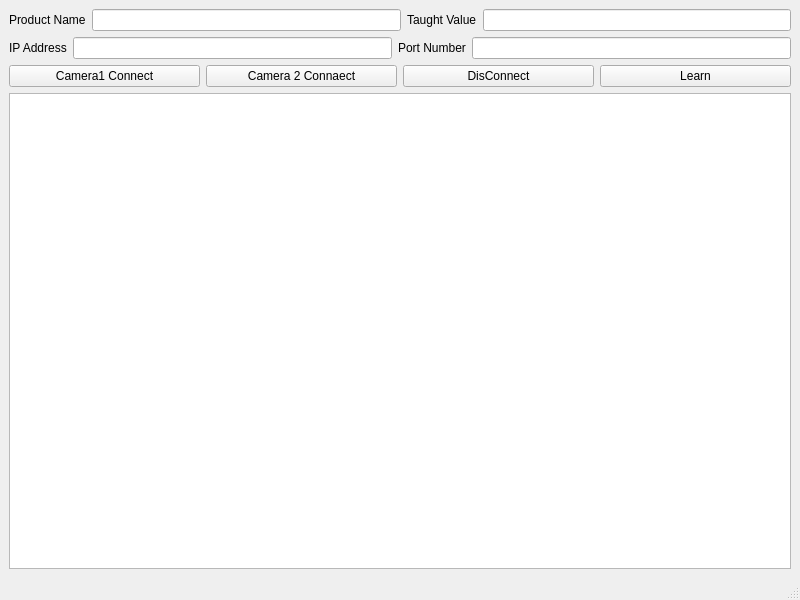
This is TcpCilent_Communication/mainwindow.ui in bhagyashribamane/Socket-Programming as Qt 5 draws it before an edit. The edited form follows.
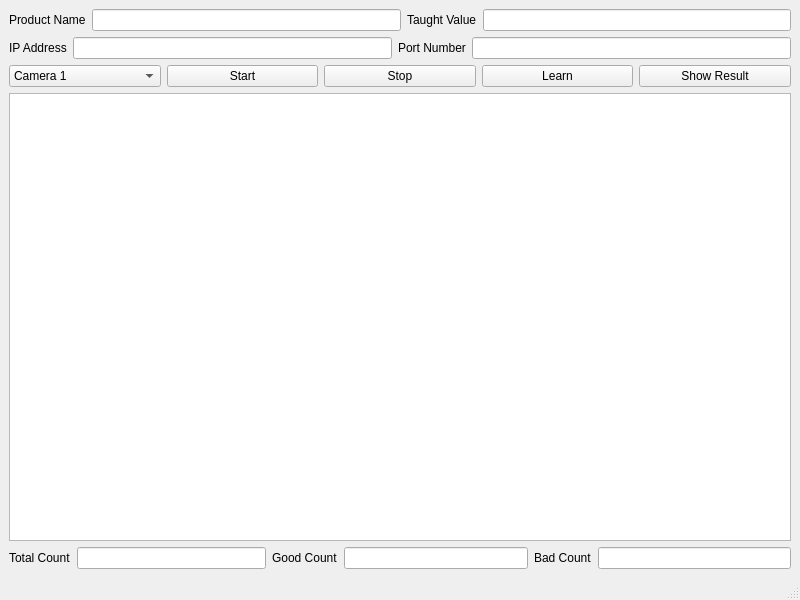
This is the edited form.

```diff
--- a/TcpCilent_Communication/mainwindow.ui
+++ b/TcpCilent_Communication/mainwindow.ui
@@ -14,10 +14,10 @@
    <string>MainWindow</string>
   </property>
   <widget class="QWidget" name="centralwidget">
-   <layout class="QVBoxLayout" name="verticalLayout_2">
+   <layout class="QHBoxLayout" name="horizontalLayout_8">
     <item>
-     <layout class="QVBoxLayout" name="verticalLayout">
-      <item>
+     <layout class="QGridLayout" name="gridLayout">
+      <item row="0" column="0">
        <layout class="QHBoxLayout" name="horizontalLayout">
         <item>
          <widget class="QLabel" name="label_3">
@@ -41,7 +41,7 @@
         </item>
        </layout>
       </item>
-      <item>
+      <item row="1" column="0">
        <layout class="QHBoxLayout" name="horizontalLayout_2">
         <item>
          <widget class="QLabel" name="label">
@@ -65,41 +65,101 @@
         </item>
        </layout>
       </item>
-      <item>
+      <item row="2" column="0">
        <layout class="QHBoxLayout" name="horizontalLayout_3">
         <item>
-         <widget class="QPushButton" name="Cam1Btn">
-          <property name="text">
-           <string>Camera1 Connect</string>
-          </property>
+         <widget class="QComboBox" name="comboBox">
+          <item>
+           <property name="text">
+            <string>Camera 1</string>
+           </property>
+          </item>
+          <item>
+           <property name="text">
+            <string>Camera 2</string>
+           </property>
+          </item>
          </widget>
         </item>
         <item>
-         <widget class="QPushButton" name="Cam2Btn">
+         <widget class="QPushButton" name="CameraStartBtn">
           <property name="text">
-           <string>Camera 2 Connaect</string>
+           <string>Start</string>
           </property>
          </widget>
         </item>
         <item>
-         <widget class="QPushButton" name="btn_Disconnect">
+         <widget class="QPushButton" name="CameraStopBtn">
           <property name="text">
-           <string>DisConnect</string>
+           <string>Stop</string>
           </property>
          </widget>
         </item>
         <item>
-         <widget class="QPushButton" name="btn_Learn">
+         <widget class="QPushButton" name="LearnBtn">
           <property name="text">
            <string>Learn</string>
           </property>
          </widget>
         </item>
+        <item>
+         <widget class="QPushButton" name="btn_Learn">
+          <property name="text">
+           <string>Show Result</string>
+          </property>
+         </widget>
+        </item>
        </layout>
       </item>
-      <item>
+      <item row="3" column="0">
        <widget class="QTableWidget" name="tableWidget"/>
       </item>
+      <item row="4" column="0">
+       <layout class="QHBoxLayout" name="horizontalLayout_7">
+        <item>
+         <layout class="QHBoxLayout" name="horizontalLayout_6">
+          <item>
+           <widget class="QLabel" name="label_7">
+            <property name="text">
+             <string>Total Count</string>
+            </property>
+           </widget>
+          </item>
+          <item>
+           <widget class="QLineEdit" name="lineEdit_TotalCount"/>
+          </item>
+         </layout>
+        </item>
+        <item>
+         <layout class="QHBoxLayout" name="horizontalLayout_4">
+          <item>
+           <widget class="QLabel" name="label_5">
+            <property name="text">
+             <string>Good Count</string>
+            </property>
+           </widget>
+          </item>
+          <item>
+           <widget class="QLineEdit" name="lineEdit_GoodCount"/>
+          </item>
+         </layout>
+        </item>
+        <item>
+         <layout class="QHBoxLayout" name="horizontalLayout_5">
+          <item>
+           <widget class="QLabel" name="label_6">
+            <property name="text">
+             <string>Bad Count</string>
+            </property>
+           </widget>
+          </item>
+          <item>
+           <widget class="QLineEdit" name="lineEdit_BadCount"/>
+          </item>
+         </layout>
+        </item>
+       </layout>
+      </item>
      </layout>
     </item>
    </layout>
```
